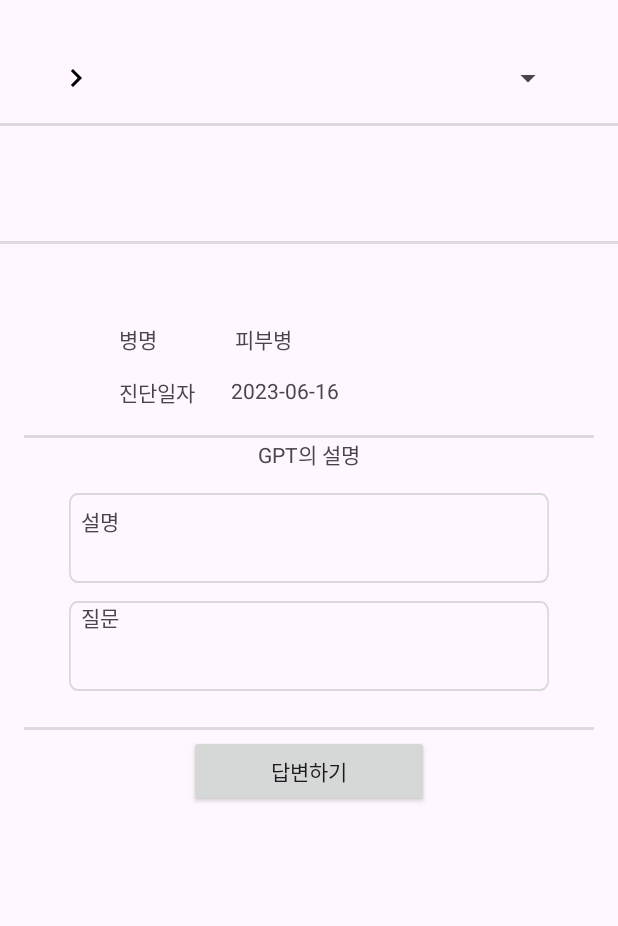
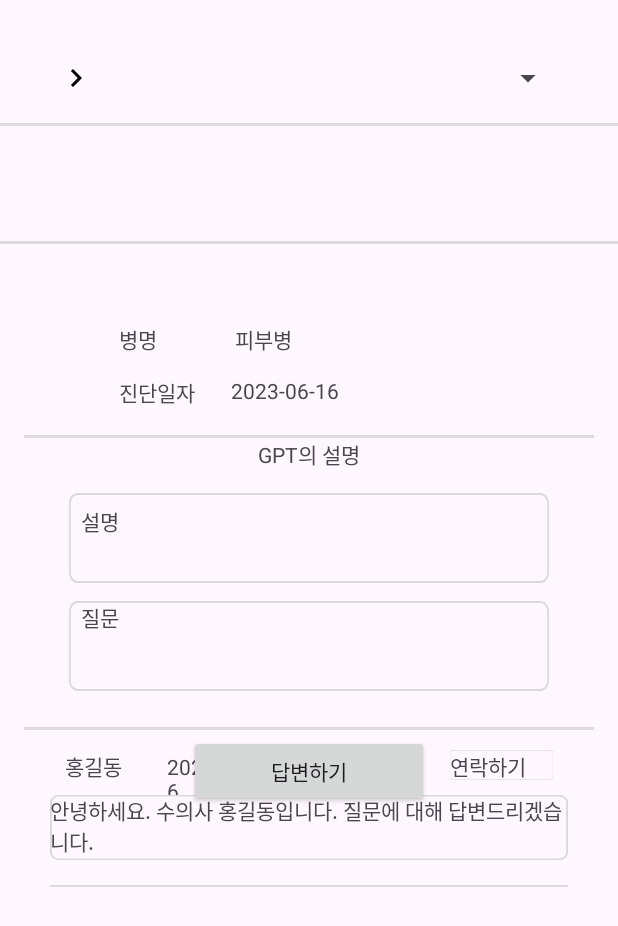
Before and after one commit to kimlohen/KT-AIVLE-BigProject-Android, an Android app: the ArticleFragment screen opened directly, with no data from a screen before it, on a phone screen of 412 x 824 dp. Shown: the top 926 px of the screen. Run offline under Robolectric (Android 15) with nearby library versions, the phone set to English and light mode, and no system bars.

Commit message:
feat:display QnA Answer

```diff
--- /dev/null
+++ b/app/src/main/java/com/example/team11_project_front/Data/AnsInfo.java
@@ -0,0 +1,44 @@
+package com.example.team11_project_front.Data;
+
+public class AnsInfo {
+    private String writer;
+    private String date;
+    private String content;
+    private String connect;
+
+    public AnsInfo(String writer, String date, String content, String connect) {
+        this.writer = writer;
+        this.date = date;
+        this.connect = connect;
+        this.content = content;
+    }
+
+    public String getWriter() {
+        return writer;
+    }
+    public void setWriter(String writer) {
+        this.writer = writer;
+    }
+    public String getDate() {
+        return date;
+    }
+    public void setDate(String date) {
+        this.date = date;
+    }
+    public String getContent() {
+        return content;
+    }
+
+    public void setContent(String content) {
+        this.content = content;
+    }
+
+    public String getConnect() {
+        return connect;
+    }
+
+    public void setConnect(String connect) {
+        this.connect = connect;
+    }
+
+}
--- /dev/null
+++ b/app/src/main/java/com/example/team11_project_front/QnA/AnsAdapter.java
@@ -0,0 +1,54 @@
+package com.example.team11_project_front.QnA;
+
+import android.content.Context;
+import android.view.View;
+import android.view.ViewGroup;
+import android.widget.BaseAdapter;
+import android.widget.TextView;
+
+import com.example.team11_project_front.Data.AnsInfo;
+import com.example.team11_project_front.Data.QnAInfo;
+import com.example.team11_project_front.R;
+
+import java.util.ArrayList;
+
+public class AnsAdapter extends BaseAdapter {
+
+    Context mContext;
+    ArrayList<AnsInfo> list;
+
+    public AnsAdapter(Context context, ArrayList<AnsInfo> data) {
+        mContext = context;
+        list = data;
+    }
+
+
+    @Override
+    public int getCount() {
+        return list.size();
+    }
+
+    @Override
+    public Object getItem(int i) {
+        return list.get(i);
+    }
+
+    @Override
+    public long getItemId(int position) {
+        return position;
+    }
+
+    @Override
+    public View getView(int i, View convertView, ViewGroup viewGroup) {
+        View view = View.inflate(mContext, R.layout.itemlist_ans, null);
+        TextView writer = (TextView) view.findViewById(R.id.ansName);
+        TextView date =(TextView) view.findViewById(R.id.ansDate);
+        TextView ansText = (TextView) view.findViewById(R.id.ansText);
+
+        writer.setText(list.get(i).getWriter());
+        date.setText(list.get(i).getDate());
+        ansText.setText(list.get(i).getContent());
+
+        return view;
+    }
+}
--- a/app/src/main/java/com/example/team11_project_front/ArticleFragment.java
+++ b/app/src/main/java/com/example/team11_project_front/QnA/ArticleFragment.java
@@ -1,4 +1,4 @@
-package com.example.team11_project_front;
+package com.example.team11_project_front.QnA;
 
 import android.os.Bundle;
 
@@ -7,6 +7,12 @@ import androidx.fragment.app.Fragment;
 import android.view.LayoutInflater;
 import android.view.View;
 import android.view.ViewGroup;
+import android.widget.ListView;
+
+import com.example.team11_project_front.Data.AnsInfo;
+import com.example.team11_project_front.R;
+
+import java.util.ArrayList;
 
 /**
  * A simple {@link Fragment} subclass.
@@ -23,7 +29,8 @@ public class ArticleFragment extends Fragment {
     // TODO: Rename and change types of parameters
     private String mParam1;
     private String mParam2;
-
+    private View view;
+    private ArrayList<AnsInfo> ansInfos;
     public ArticleFragment() {
         // Required empty public constructor
     }
@@ -59,6 +66,21 @@ public class ArticleFragment extends Fragment {
     public View onCreateView(LayoutInflater inflater, ViewGroup container,
                              Bundle savedInstanceState) {
         // Inflate the layout for this fragment
-        return inflater.inflate(R.layout.fragment_article, container, false);
+        view = inflater.inflate(R.layout.fragment_article, container, false);
+        return view;
+    }
+
+    @Override
+    public void onResume(){
+        super.onResume();
+        ListView listView = (ListView) view.findViewById(R.id.ansList);
+        ansInfos = new ArrayList<>();
+        String writer = "홍길동";
+        String date = "2023-06-16";
+        String content = "안녕하세요. 수의사 홍길동입니다. 질문에 대해 답변드리겠습니다.";
+        AnsInfo ansInfo = new AnsInfo(writer, date, content, "");
+        ansInfos.add(ansInfo);
+        AnsAdapter adapter = new AnsAdapter(getContext(), ansInfos);
+        listView.setAdapter(adapter);
     }
 }
--- a/app/src/main/res/layout/activity_article.xml
+++ b/app/src/main/res/layout/activity_article.xml
@@ -120,7 +120,7 @@
 
         <androidx.fragment.app.FragmentContainerView
             android:id="@+id/fragmentContainerView"
-            android:name="com.example.team11_project_front.ArticleFragment"
+            android:name="com.example.team11_project_front.QnA.ArticleFragment"
             android:layout_width="match_parent"
             android:layout_height="wrap_content" />
     </ScrollView>
--- a/app/src/main/res/layout/fragment_article.xml
+++ b/app/src/main/res/layout/fragment_article.xml
@@ -4,7 +4,7 @@
     xmlns:tools="http://schemas.android.com/tools"
     android:layout_width="match_parent"
     android:layout_height="match_parent"
-    tools:context=".ArticleFragment">
+    tools:context=".QnA.ArticleFragment">
 
     <androidx.constraintlayout.widget.ConstraintLayout
         android:layout_width="match_parent"
@@ -158,7 +158,7 @@
             app:layout_constraintVertical_bias="0.02" />
 
         <ListView
-            android:id="@+id/ansLint"
+            android:id="@+id/ansList"
             android:layout_width="345dp"
             android:layout_height="195dp"
             app:layout_constraintBottom_toBottomOf="parent"
```
